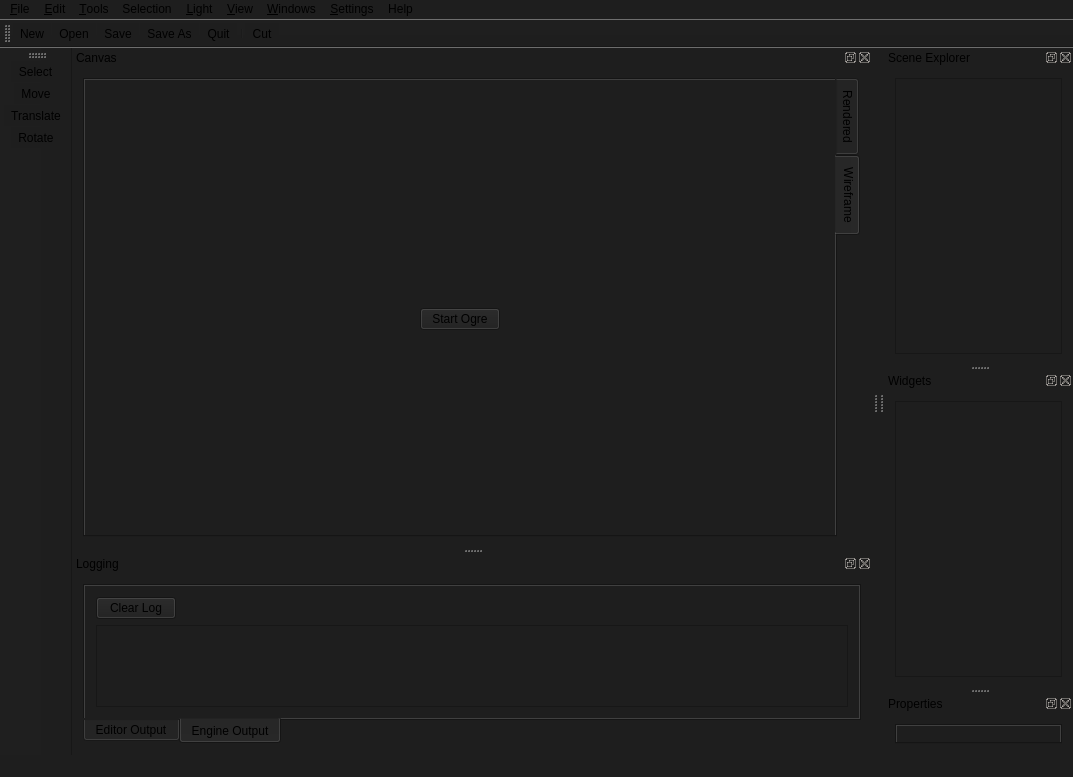
Above: Morph/mainwindow.ui from wazery/Morph-SDK before the change. Below: the same form after it.
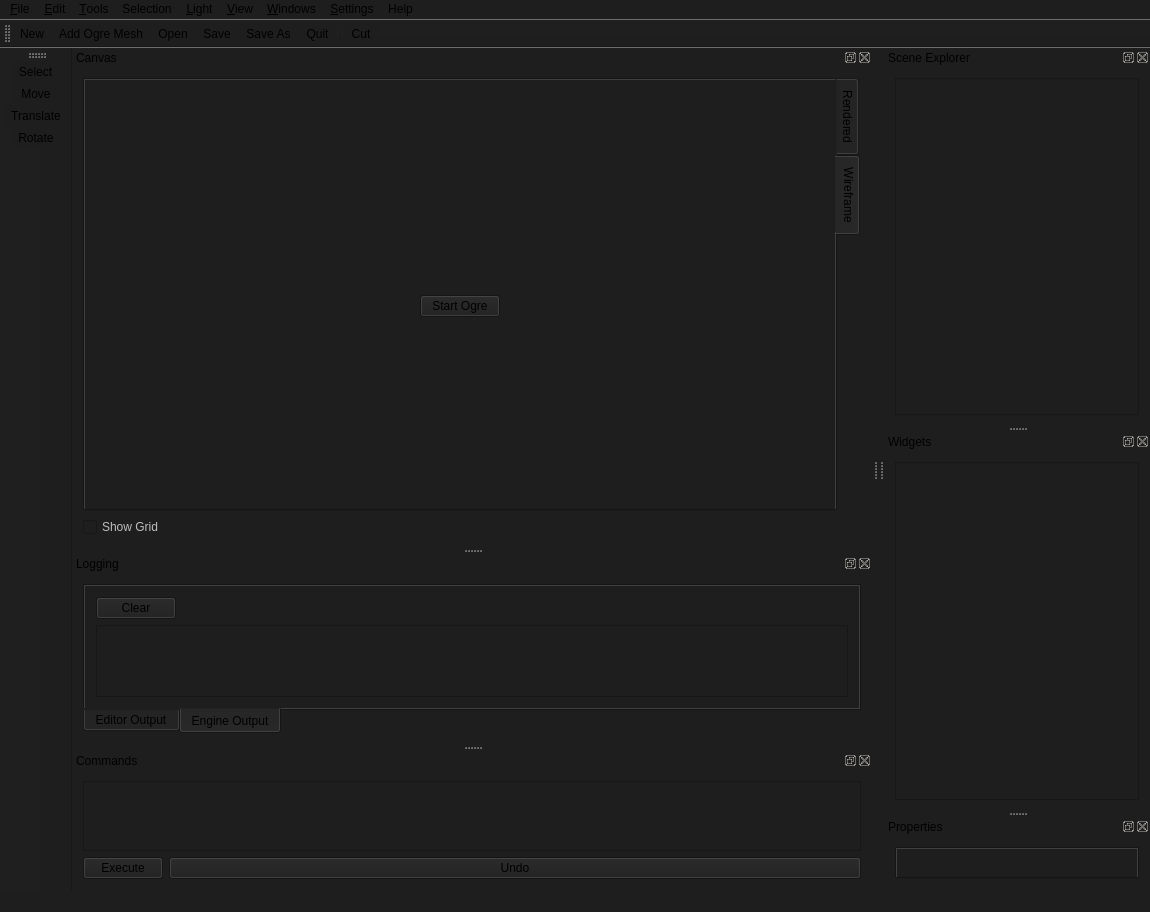
That is the form after the change. The open tabs and pages were chosen to show the change. Icons and pictures are not drawn. Custom widgets are drawn as their Qt base class.

Commit message: Added the grid settings, polished the main window

Diff of the .ui file:
```diff
--- a/Morph/mainwindow.ui
+++ b/Morph/mainwindow.ui
@@ -7,13 +7,13 @@
    <rect>
     <x>0</x>
     <y>0</y>
-    <width>1073</width>
-    <height>777</height>
+    <width>1150</width>
+    <height>877</height>
    </rect>
   </property>
   <property name="minimumSize">
    <size>
-    <width>500</width>
+    <width>650</width>
     <height>0</height>
    </size>
   </property>
@@ -45,7 +45,7 @@
     <rect>
      <x>0</x>
      <y>0</y>
-     <width>1073</width>
+     <width>1150</width>
      <height>20</height>
     </rect>
    </property>
@@ -163,6 +163,7 @@
     <bool>false</bool>
    </attribute>
    <addaction name="actionNew"/>
+   <addaction name="actionAdd_Ogre_Mesh"/>
    <addaction name="actionOpen"/>
    <addaction name="actionSave"/>
    <addaction name="actionSave_as"/>
@@ -363,6 +364,16 @@
        </widget>
       </widget>
      </item>
+     <item row="1" column="0">
+      <widget class="QCheckBox" name="grid">
+       <property name="enabled">
+        <bool>false</bool>
+       </property>
+       <property name="text">
+        <string>Show Grid</string>
+       </property>
+      </widget>
+     </item>
     </layout>
    </widget>
   </widget>
@@ -389,6 +400,21 @@
        <property name="currentIndex">
         <number>1</number>
        </property>
+       <property name="elideMode">
+        <enum>Qt::ElideLeft</enum>
+       </property>
+       <property name="usesScrollButtons">
+        <bool>true</bool>
+       </property>
+       <property name="documentMode">
+        <bool>false</bool>
+       </property>
+       <property name="tabsClosable">
+        <bool>false</bool>
+       </property>
+       <property name="movable">
+        <bool>true</bool>
+       </property>
        <widget class="QWidget" name="tab">
         <attribute name="title">
          <string>Editor Output</string>
@@ -437,7 +463,7 @@
          <item row="0" column="0">
           <widget class="QPushButton" name="clearLog_2">
            <property name="text">
-            <string>Clear Log</string>
+            <string>Clear</string>
            </property>
           </widget>
          </item>
@@ -523,6 +549,41 @@
     </layout>
    </widget>
   </widget>
+  <widget class="QDockWidget" name="dockWidget_6">
+   <property name="minimumSize">
+    <size>
+     <width>147</width>
+     <height>133</height>
+    </size>
+   </property>
+   <property name="windowTitle">
+    <string>Commands</string>
+   </property>
+   <attribute name="dockWidgetArea">
+    <number>1</number>
+   </attribute>
+   <widget class="QWidget" name="dockWidgetContents_6">
+    <layout class="QFormLayout" name="formLayout_3">
+     <item row="0" column="0" colspan="2">
+      <widget class="QPlainTextEdit" name="plainTextEdit"/>
+     </item>
+     <item row="1" column="0">
+      <widget class="QPushButton" name="pushButton_2">
+       <property name="text">
+        <string>Execute</string>
+       </property>
+      </widget>
+     </item>
+     <item row="1" column="1">
+      <widget class="QPushButton" name="pushButton_3">
+       <property name="text">
+        <string>Undo</string>
+       </property>
+      </widget>
+     </item>
+    </layout>
+   </widget>
+  </widget>
   <action name="actionOpen">
    <property name="icon">
     <iconset resource="icons.qrc">
@@ -763,6 +824,11 @@
    <extends>QTextBrowser</extends>
    <header>mOgreEntityViewer/logview.h</header>
   </customwidget>
+  <customwidget>
+   <class>NodeView</class>
+   <extends>QTreeView</extends>
+   <header>mOgreEntityViewer/nodeview.h</header>
+  </customwidget>
  </customwidgets>
  <resources>
   <include location="icons.qrc"/>
```
Left out of the diff: 16 changed lines with no effect on the pictures. The commit also changes 5 other files.
